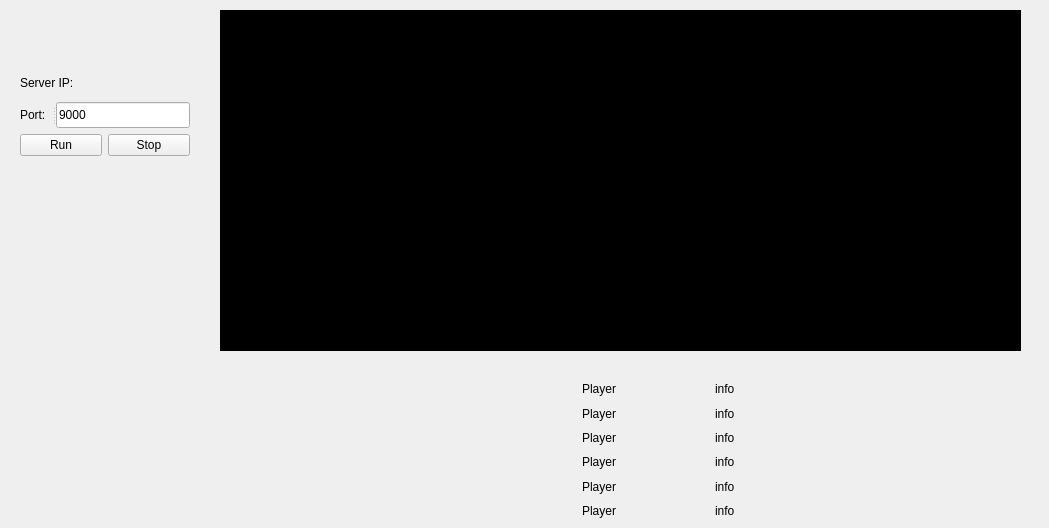
The window that Server/mainWindow.ui (djvra/GalacticDeceit) describes before a commit, drawn with Qt 5.
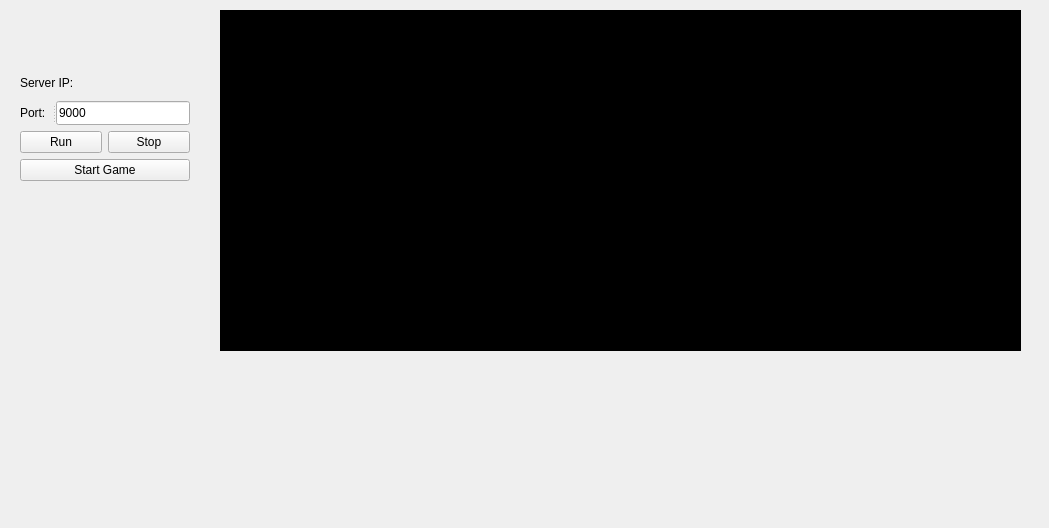
The same window after the commit. Icons and pictures are not drawn.

Patch:
```diff
--- a/Server/mainWindow.ui
+++ b/Server/mainWindow.ui
@@ -36,14 +36,14 @@
     <item row="0" column="1">
      <widget class="QLabel" name="p0nameLabel">
       <property name="text">
-       <string>Player</string>
+       <string/>
       </property>
      </widget>
     </item>
     <item row="0" column="2">
      <widget class="QLabel" name="p0imposterLabel">
       <property name="text">
-       <string>info</string>
+       <string/>
       </property>
      </widget>
     </item>
@@ -60,14 +60,14 @@
     <item row="1" column="1">
      <widget class="QLabel" name="p1nameLabel">
       <property name="text">
-       <string>Player</string>
+       <string/>
       </property>
      </widget>
     </item>
     <item row="1" column="2">
      <widget class="QLabel" name="p1imposterLabel">
       <property name="text">
-       <string>info</string>
+       <string/>
       </property>
      </widget>
     </item>
@@ -84,14 +84,14 @@
     <item row="2" column="1">
      <widget class="QLabel" name="p2nameLabel">
       <property name="text">
-       <string>Player</string>
+       <string/>
       </property>
      </widget>
     </item>
     <item row="2" column="2">
      <widget class="QLabel" name="p2imposterLabel">
       <property name="text">
-       <string>info</string>
+       <string/>
       </property>
      </widget>
     </item>
@@ -108,14 +108,14 @@
     <item row="3" column="1">
      <widget class="QLabel" name="p3nameLabel">
       <property name="text">
-       <string>Player</string>
+       <string/>
       </property>
      </widget>
     </item>
     <item row="3" column="2">
      <widget class="QLabel" name="p3imposterLabel">
       <property name="text">
-       <string>info</string>
+       <string/>
       </property>
      </widget>
     </item>
@@ -132,14 +132,14 @@
     <item row="4" column="1">
      <widget class="QLabel" name="p4nameLabel">
       <property name="text">
-       <string>Player</string>
+       <string/>
       </property>
      </widget>
     </item>
     <item row="4" column="2">
      <widget class="QLabel" name="p4imposterLabel">
       <property name="text">
-       <string>info</string>
+       <string/>
       </property>
      </widget>
     </item>
@@ -156,14 +156,14 @@
     <item row="5" column="1">
      <widget class="QLabel" name="p5nameLabel">
       <property name="text">
-       <string>Player</string>
+       <string/>
       </property>
      </widget>
     </item>
     <item row="5" column="2">
      <widget class="QLabel" name="p5imposterLabel">
       <property name="text">
-       <string>info</string>
+       <string/>
       </property>
      </widget>
     </item>
@@ -186,9 +186,9 @@
    <property name="geometry">
     <rect>
      <x>20</x>
-     <y>70</y>
+     <y>71</y>
      <width>170</width>
-     <height>86</height>
+     <height>110</height>
     </rect>
    </property>
    <layout class="QVBoxLayout" name="verticalLayout">
@@ -237,6 +237,13 @@
       </item>
      </layout>
     </item>
+    <item>
+     <widget class="QPushButton" name="startGameButton">
+      <property name="text">
+       <string>Start Game</string>
+      </property>
+     </widget>
+    </item>
    </layout>
   </widget>
  </widget>
```
Left out of the diff: 14 changed lines with no effect on the pictures.
